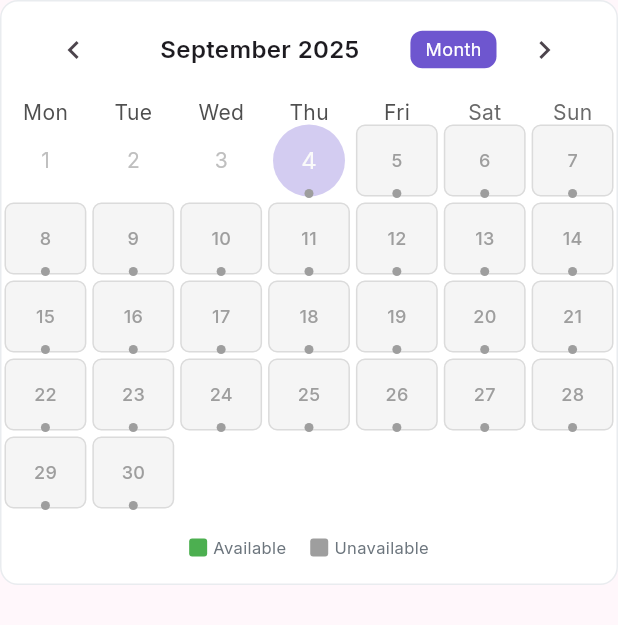
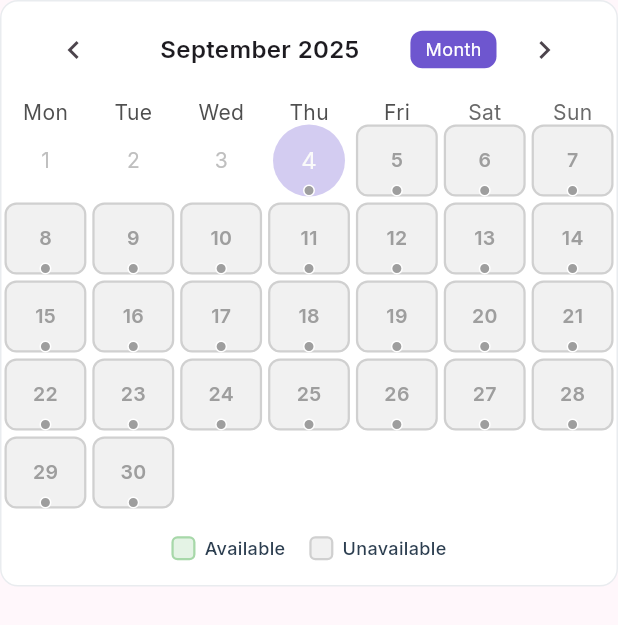
Before and after one commit to Algath/SS2-UniStay, a Flutter app: the AvailabilityCalendarWidget widget shown alone on an empty page, opened directly with empty values, on a phone screen of 412 x 824 dp. Shown: the top 625 px of the screen. Run offline on Flutter 3.47's test engine with Material 3 defaults, Android fonts, the light colour scheme and no system bars; drawn by our look-alikes of table_calendar; our stand-ins replace cloud_firestore, firebase_auth, firebase_core, firebase_storage, flutter_image_compress, flutter_map and 4 more; missing offline and left inert: nominatim_flutter, tflite_flutter; accounts and stored records are empty; generated files the repository leaves out were written again.

Commit message:
DEPLOY: Production ready version with comprehensive improvements
 NEW FEATURES:
- Price comparison dialog showing owner vs predicted prices side by side
- Enhanced property management with clickable View All Properties dialog
- Improved calendar visibility with better markers and styling

 FIXES:
- Fixed property image loading in student booking cards
- Resolved price prediction inconsistency between add property and detail pages
- Enhanced calendar available dates visibility with better UI indicators
- Removed unused student_booking_card.dart file

 UI/UX IMPROVEMENTS:
- Better loading states and visual feedback throughout the app
- Enhanced calendar legend with improved styling
- More intuitive property management interface
- Consistent styling across all components

 READY FOR PRODUCTION DEPLOYMENT

```diff
--- a/lib/widgets/property_detail/availability_calendar_widget.dart
+++ b/lib/widgets/property_detail/availability_calendar_widget.dart
@@ -214,17 +214,18 @@
         mainAxisSize: MainAxisSize.min,
         children: [
           Container(
-            width: 12,
-            height: 12,
+            width: 16,
+            height: 16,
             decoration: BoxDecoration(
-              color: color,
-              borderRadius: BorderRadius.circular(2),
+              color: color.withOpacity(0.15),
+              borderRadius: BorderRadius.circular(4),
+              border: Border.all(color: color.withOpacity(0.4), width: 1.5),
             ),
           ),
-          const SizedBox(width: 4),
+          const SizedBox(width: 6),
           Text(
             label,
-            style: const TextStyle(fontSize: 11, color: Color(0xFF6C757D)),
+            style: const TextStyle(fontSize: 12, fontWeight: FontWeight.w500, color: Color(0xFF2C3E50)),
           ),
         ],
       ));
@@ -287,8 +288,8 @@
                   color: const Color(0xFF6E56CF).withOpacity(0.3),
                   shape: BoxShape.circle,
                 ),
-                markersAlignment: Alignment.center,
-                markerMargin: const EdgeInsets.all(0),
+                markersAlignment: Alignment.bottomCenter,
+                markerMargin: const EdgeInsets.only(top: 2),
                 cellMargin: const EdgeInsets.all(2),
                 cellPadding: EdgeInsets.zero,
               ),
@@ -326,13 +327,14 @@
                     if (color == Colors.transparent) return null;
 
                     return Positioned(
-                      bottom: 1,
+                      bottom: 2,
                       child: Container(
-                        width: 6,
-                        height: 6,
+                        width: 8,
+                        height: 8,
                         decoration: BoxDecoration(
                           color: color,
                           shape: BoxShape.circle,
+                          border: Border.all(color: Colors.white, width: 1),
                         ),
                       ),
                     );
@@ -371,17 +373,17 @@
                     return Container(
                       margin: const EdgeInsets.all(2),
                       decoration: BoxDecoration(
-                        color: color.withOpacity(0.1),
-                        borderRadius: BorderRadius.circular(6),
-                        border: Border.all(color: color.withOpacity(0.3), width: 1),
+                        color: color.withOpacity(0.15),
+                        borderRadius: BorderRadius.circular(8),
+                        border: Border.all(color: color.withOpacity(0.4), width: 1.5),
                       ),
                       child: Center(
                         child: Text(
                           '${date.day}',
                           style: TextStyle(
                             color: color,
-                            fontWeight: FontWeight.w500,
-                            fontSize: 12,
+                            fontWeight: FontWeight.w600,
+                            fontSize: 13,
                           ),
                         ),
                       ),
```
Also changed, not shown: 1 other file.
